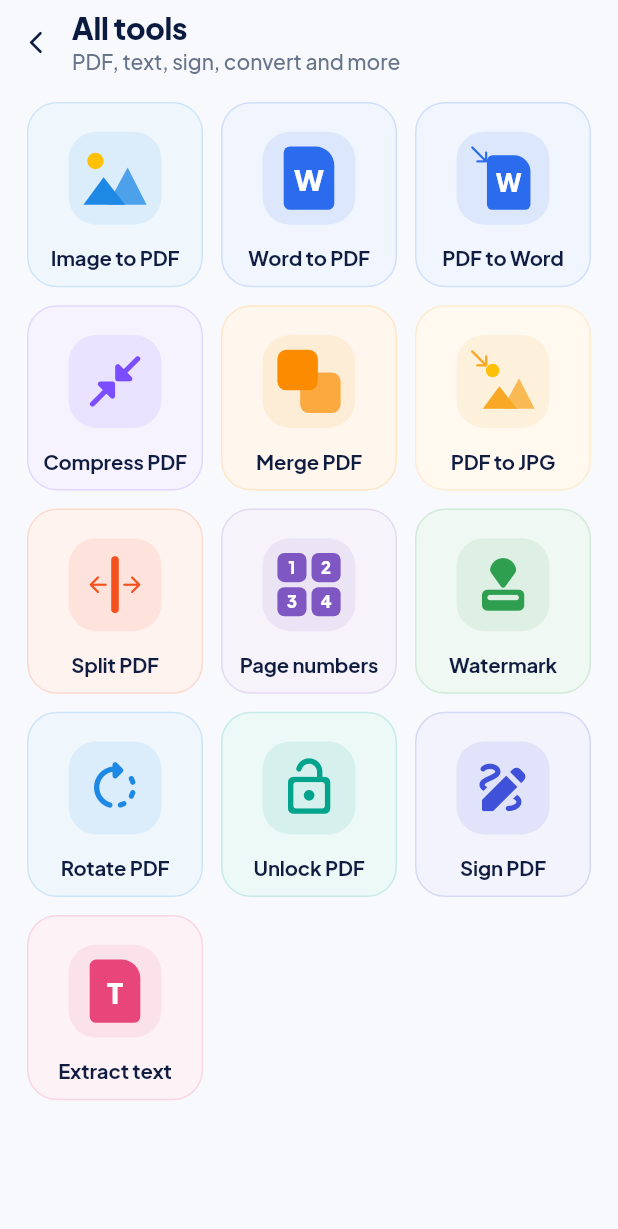
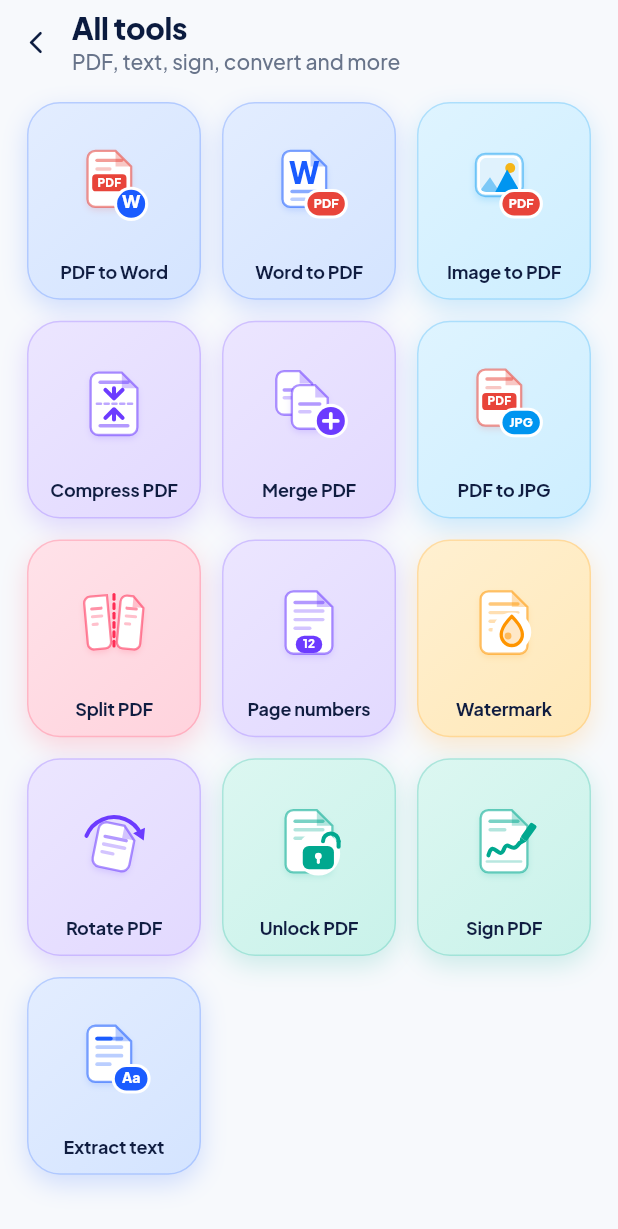
Before and after one commit to anubundu21-alt/scan, a Flutter app: the AllToolsScreen screen opened by its route, on a phone screen of 412 x 824 dp. Shown: the top 1229 px of the screen. Run offline on Flutter 3.47's test engine with Material 3 defaults, Android fonts, the phone set to English and light mode, and no system bars; our stand-ins replace camera, file_picker, flutter_riverpod, go_router, image_picker, in_app_purchase and 7 more; missing offline and left inert: cunning_document_scanner, gal; accounts and stored records are empty.

Commit message:
All tools: back to the original pictures, richer and brighter colours
Co-Authored-By: Claude Opus 5.5 <noreply@anthropic.com>

```diff
--- a/lib/features/home/presentation/all_tools_screen.dart
+++ b/lib/features/home/presentation/all_tools_screen.dart
@@ -6,7 +6,7 @@ import 'package:scan2/core/theme/brand.dart';
 import 'package:scan2/core/theme/tactile.dart';
 import 'package:scan2/core/widgets/pressable_scale.dart';
 import 'package:scan2/features/home/domain/import_service.dart';
-import 'package:scan2/features/home/presentation/tool_glyph.dart';
+import 'package:scan2/features/home/presentation/tool_art.dart';
 import 'package:scan2/features/ocr/domain/on_device_ocr.dart';
 import 'package:scan2/features/ocr/presentation/ocr_result_screen.dart';
 import 'package:scan2/features/pro/presentation/coming_soon_tool_screen.dart';
@@ -89,9 +89,9 @@ class _AllToolsScreenState extends ConsumerState<AllToolsScreen> {
                 sliver: SliverGrid(
                   gridDelegate: SliverGridDelegateWithFixedCrossAxisCount(
                     crossAxisCount: columns,
-                    mainAxisSpacing: 12,
-                    crossAxisSpacing: 12,
-                    childAspectRatio: 0.95,
+                    mainAxisSpacing: 14,
+                    crossAxisSpacing: 14,
+                    childAspectRatio: 0.88,
                   ),
                   delegate: SliverChildBuilderDelegate(
                     childCount: _allTools.length,
@@ -196,30 +196,98 @@ class _AllToolsScreenState extends ConsumerState<AllToolsScreen> {
 }
 
 class _ToolItem {
-  const _ToolItem({required this.id, required this.title, required this.ink});
+  const _ToolItem({
+    required this.id,
+    required this.title,
+    required this.wash,
+    required this.ink,
+  });
 
   final String id;
   final String title;
-
-  /// The tool's bright colour. The tile wash and the icon square are made
-  /// from it, so each tool needs only one colour.
+  final Color wash;
   final Color ink;
 }
 
 const _allTools = <_ToolItem>[
-  _ToolItem(id: 'img-pdf', title: 'Image to PDF', ink: Color(0xFF1E88E5)),
-  _ToolItem(id: 'word-pdf', title: 'Word to PDF', ink: Color(0xFF2B6CEE)),
-  _ToolItem(id: 'pdf-word', title: 'PDF to Word', ink: Color(0xFF2B6CEE)),
-  _ToolItem(id: 'compress', title: 'Compress PDF', ink: Color(0xFF7C4DFF)),
-  _ToolItem(id: 'merge', title: 'Merge PDF', ink: Color(0xFFFB8C00)),
-  _ToolItem(id: 'jpg', title: 'PDF to JPG', ink: Color(0xFFF9A825)),
-  _ToolItem(id: 'split', title: 'Split PDF', ink: Color(0xFFF4511E)),
-  _ToolItem(id: 'pages', title: 'Page numbers', ink: Color(0xFF7E57C2)),
-  _ToolItem(id: 'watermark', title: 'Watermark', ink: Color(0xFF2E9E4F)),
-  _ToolItem(id: 'rotate', title: 'Rotate PDF', ink: Color(0xFF1E88E5)),
-  _ToolItem(id: 'unlock', title: 'Unlock PDF', ink: Color(0xFF00A38C)),
-  _ToolItem(id: 'sign', title: 'Sign PDF', ink: Color(0xFF3F51D8)),
-  _ToolItem(id: 'extract', title: 'Extract text', ink: Color(0xFFE8457A)),
+  _ToolItem(
+    id: 'pdf-word',
+    title: 'PDF to Word',
+    wash: Color(0xFFD4E4FF),
+    ink: Color(0xFF1A5CFF),
+  ),
+  _ToolItem(
+    id: 'word-pdf',
+    title: 'Word to PDF',
+    wash: Color(0xFFD4E4FF),
+    ink: Color(0xFF1A5CFF),
+  ),
+  _ToolItem(
+    id: 'img-pdf',
+    title: 'Image to PDF',
+    wash: Color(0xFFCDEEFF),
+    ink: Color(0xFF0095F0),
+  ),
+  _ToolItem(
+    id: 'compress',
+    title: 'Compress PDF',
+    wash: Color(0xFFE2D9FF),
+    ink: Color(0xFF6C3BFF),
+  ),
+  _ToolItem(
+    id: 'merge',
+    title: 'Merge PDF',
+    wash: Color(0xFFE2D9FF),
+    ink: Color(0xFF6C3BFF),
+  ),
+  _ToolItem(
+    id: 'jpg',
+    title: 'PDF to JPG',
+    wash: Color(0xFFCDEEFF),
+    ink: Color(0xFF0095F0),
+  ),
+  _ToolItem(
+    id: 'split',
+    title: 'Split PDF',
+    wash: Color(0xFFFFD3DD),
+    ink: Color(0xFFFF2D55),
+  ),
+  _ToolItem(
+    id: 'pages',
+    title: 'Page numbers',
+    wash: Color(0xFFE2D9FF),
+    ink: Color(0xFF6C3BFF),
+  ),
+  _ToolItem(
+    id: 'watermark',
+    title: 'Watermark',
+    wash: Color(0xFFFFE8B8),
+    ink: Color(0xFFFF9500),
+  ),
+  _ToolItem(
+    id: 'rotate',
+    title: 'Rotate PDF',
+    wash: Color(0xFFE2D9FF),
+    ink: Color(0xFF6C3BFF),
+  ),
+  _ToolItem(
+    id: 'unlock',
+    title: 'Unlock PDF',
+    wash: Color(0xFFC9F2EA),
+    ink: Color(0xFF00A88F),
+  ),
+  _ToolItem(
+    id: 'sign',
+    title: 'Sign PDF',
+    wash: Color(0xFFC9F2EA),
+    ink: Color(0xFF00A88F),
+  ),
+  _ToolItem(
+    id: 'extract',
+    title: 'Extract text',
+    wash: Color(0xFFD4E4FF),
+    ink: Color(0xFF1A5CFF),
+  ),
 ];
 
 class _ToolCard extends StatelessWidget {
@@ -232,33 +300,55 @@ class _ToolCard extends StatelessWidget {
   Widget build(BuildContext context) {
     final theme = Theme.of(context);
     final isLight = theme.brightness == Brightness.light;
-    final ink = tool.ink;
+    final wash = tool.wash;
+    final tint = Color.lerp(wash, Colors.white, 0.35) ?? wash;
 
     return PressableScale(
       onPressed: onPressed,
       haptic: AppHaptic.impactLight,
       scale: Tactile.pressScaleCard,
-      borderRadius: BorderRadius.circular(20),
+      borderRadius: BorderRadius.circular(22),
       minSize: 0,
       child: Container(
         width: double.infinity,
-        padding: const EdgeInsets.fromLTRB(6, 12, 6, 10),
+        padding: const EdgeInsets.fromLTRB(6, 12, 6, 11),
         decoration: BoxDecoration(
-          color: isLight
-              ? Color.lerp(Colors.white, ink, 0.07)
-              : ink.withValues(alpha: 0.12),
-          borderRadius: BorderRadius.circular(20),
+          // A top-left highlight into the flat wash: the card reads as lit
+          // paper rather than a swatch, and the white sheets in the mark keep
+          // their edge against it.
+          gradient: LinearGradient(
+            begin: Alignment.topLeft,
+            end: Alignment.bottomRight,
+            colors: isLight
+                ? [tint, wash]
+                : [
+                    tool.ink.withValues(alpha: 0.22),
+                    tool.ink.withValues(alpha: 0.10),
+                  ],
+          ),
+          borderRadius: BorderRadius.circular(22),
           border: Border.all(
-            color: ink.withValues(alpha: isLight ? 0.16 : 0.30),
+            color: tool.ink.withValues(alpha: isLight ? 0.22 : 0.40),
           ),
+          boxShadow: isLight
+              ? [
+                  BoxShadow(
+                    color: tool.ink.withValues(alpha: 0.18),
+                    blurRadius: 14,
+                    offset: const Offset(0, 6),
+                  ),
+                ]
+              : null,
         ),
         child: Column(
           children: [
             Expanded(
               child: Center(
+                // Scale down rather than clip: three columns on a 320pt phone
+                // leave the art less room than the stage wants.
                 child: FittedBox(
                   fit: BoxFit.scaleDown,
-                  child: ToolGlyph(toolId: tool.id, color: ink),
+                  child: AllToolsMark(toolId: tool.id, ink: tool.ink),
                 ),
               ),
             ),
@@ -270,7 +360,7 @@ class _ToolCard extends StatelessWidget {
               overflow: TextOverflow.ellipsis,
               style: theme.textTheme.titleSmall?.copyWith(
                 fontWeight: FontWeight.w700,
-                fontSize: 13.5,
+                fontSize: 12,
                 height: 1.15,
                 letterSpacing: -0.1,
                 color: isLight
--- a/lib/features/home/presentation/tool_glyph.dart
+++ /dev/null
@@ -1,342 +0,0 @@
-import 'package:flutter/material.dart';
-
-/// Bright, flat icon for one All tools tile: a solid-colour mark on a soft
-/// rounded square of the same hue.
-class ToolGlyph extends StatelessWidget {
-  const ToolGlyph({
-    super.key,
-    required this.toolId,
-    required this.color,
-    this.size = 62,
-  });
-
-  final String toolId;
-  final Color color;
-  final double size;
-
-  @override
-  Widget build(BuildContext context) {
-    final isLight = Theme.of(context).brightness == Brightness.light;
-    return Container(
-      width: size,
-      height: size,
-      decoration: BoxDecoration(
-        color: isLight
-            ? Color.lerp(Colors.white, color, 0.16)
-            : color.withValues(alpha: 0.24),
-        borderRadius: BorderRadius.circular(size * 0.3),
-      ),
-      alignment: Alignment.center,
-      child: SizedBox.square(dimension: size * 0.68, child: _mark()),
-    );
-  }
-
-  Widget _mark() {
-    switch (toolId) {
-      case 'img-pdf':
-        return _ImageMark(color: color);
-      case 'word-pdf':
-        return _DocMark(letter: 'W', color: color);
-      case 'pdf-word':
-        return _WithArrow(
-          color: color,
-          child: _DocMark(letter: 'W', color: color),
-        );
-      case 'compress':
-        return _Icon(Icons.close_fullscreen_rounded, color);
-      case 'merge':
-        return _MergeMark(color: color);
-      case 'jpg':
-        return _WithArrow(
-          color: color,
-          child: _ImageMark(color: color),
-        );
-      case 'split':
-        return _SplitMark(color: color);
-      case 'pages':
-        return _PagesMark(color: color);
-      case 'watermark':
-        return _Icon(Icons.approval_rounded, color);
-      case 'rotate':
-        return _Icon(Icons.rotate_right_rounded, color);
-      case 'unlock':
-        return _Icon(Icons.lock_open_rounded, color);
-      case 'sign':
-        return _Icon(Icons.draw_rounded, color);
-      case 'extract':
-        return _DocMark(letter: 'T', color: color);
-      default:
-        return _Icon(Icons.picture_as_pdf_rounded, color);
-    }
-  }
-}
-
-class _Icon extends StatelessWidget {
-  const _Icon(this.icon, this.color);
-
-  final IconData icon;
-  final Color color;
-
-  @override
-  Widget build(BuildContext context) => LayoutBuilder(
-    builder: (context, c) => Icon(icon, color: color, size: c.maxWidth),
-  );
-}
-
-/// A solid document with a folded corner and one bold letter.
-class _DocMark extends StatelessWidget {
-  const _DocMark({required this.letter, required this.color});
-
-  final String letter;
-  final Color color;
-
-  @override
-  Widget build(BuildContext context) => LayoutBuilder(
-    builder: (context, c) {
-      final h = c.maxHeight;
-      final w = h * 0.8;
-      return Center(
-        child: SizedBox(
-          width: w,
-          height: h,
-          child: Stack(
-            children: [
-              Positioned.fill(
-                child: DecoratedBox(
-                  decoration: BoxDecoration(
-                    color: color,
-                    borderRadius: BorderRadius.only(
-                      topLeft: Radius.circular(h * 0.1),
-                      topRight: Radius.circular(h * 0.3),
-                      bottomLeft: Radius.circular(h * 0.1),
-                      bottomRight: Radius.circular(h * 0.1),
-                    ),
-                  ),
-                ),
-              ),
-              Center(
-                child: Text(
-                  letter,
-                  style: TextStyle(
-                    color: Colors.white,
-                    fontWeight: FontWeight.w800,
-                    fontSize: h * 0.46,
-                    height: 1,
-                  ),
-                ),
-              ),
-            ],
-          ),
-        ),
-      );
-    },
-  );
-}
-
-/// A picture: sun and hills, in the tool colour with an amber sun.
-class _ImageMark extends StatelessWidget {
-  const _ImageMark({required this.color});
-
-  final Color color;
-
-  @override
-  Widget build(BuildContext context) => LayoutBuilder(
-    builder: (context, c) {
-      final s = c.maxWidth;
-      return Stack(
-        children: [
-          Positioned(
-            left: s * 0.06,
-            top: s * 0.1,
-            child: Container(
-              width: s * 0.26,
-              height: s * 0.26,
-              decoration: const BoxDecoration(
-                color: Color(0xFFFFC107),
-                shape: BoxShape.circle,
-              ),
-            ),
-          ),
-          Positioned(
-            left: 0,
-            right: 0,
-            bottom: s * 0.08,
-            height: s * 0.62,
-            child: CustomPaint(painter: _HillsPainter(color)),
-          ),
-        ],
-      );
-    },
-  );
-}
-
-class _HillsPainter extends CustomPainter {
-  const _HillsPainter(this.color);
-
-  final Color color;
-
-  @override
-  void paint(Canvas canvas, Size size) {
-    final w = size.width;
-    final h = size.height;
-    final back = Path()
-      ..moveTo(w * 0.38, h)
-      ..lineTo(w * 0.7, h * 0.05)
-      ..lineTo(w, h)
-      ..close();
-    final front = Path()
-      ..moveTo(0, h)
-      ..lineTo(w * 0.32, h * 0.3)
-      ..lineTo(w * 0.66, h)
-      ..close();
-    canvas.drawPath(back, Paint()..color = color.withValues(alpha: 0.75));
-    canvas.drawPath(front, Paint()..color = color);
-  }
-
-  @override
-  bool shouldRepaint(_HillsPainter old) => old.color != color;
-}
-
-/// Adds a small "convert" arrow in the top-left corner of [child].
-class _WithArrow extends StatelessWidget {
-  const _WithArrow({required this.color, required this.child});
-
-  final Color color;
-  final Widget child;
-
-  @override
-  Widget build(BuildContext context) => LayoutBuilder(
-    builder: (context, c) {
-      final s = c.maxWidth;
-      return Stack(
-        clipBehavior: Clip.none,
-        children: [
-          Positioned(
-            left: s * 0.18,
-            top: s * 0.14,
-            right: 0,
-            bottom: 0,
-            child: child,
-          ),
-          Positioned(
-            left: -s * 0.08,
-            top: -s * 0.08,
-            child: Icon(Icons.south_east_rounded, size: s * 0.42, color: color),
-          ),
-        ],
-      );
-    },
-  );
-}
-
-/// Two overlapping rounded squares.
-class _MergeMark extends StatelessWidget {
-  const _MergeMark({required this.color});
-
-  final Color color;
-
-  @override
-  Widget build(BuildContext context) => LayoutBuilder(
-    builder: (context, c) {
-      final s = c.maxWidth;
-      final box = s * 0.64;
-      BoxDecoration deco(Color c) => BoxDecoration(
-        color: c,
-        borderRadius: BorderRadius.circular(box * 0.22),
-      );
-      return Stack(
-        children: [
-          Positioned(
-            right: 0,
-            bottom: 0,
-            child: Container(
-              width: box,
-              height: box,
-              decoration: deco(Color.lerp(color, Colors.white, 0.25)!),
-            ),
-          ),
-          Positioned(
-            left: 0,
-            top: 0,
-            child: Container(width: box, height: box, decoration: deco(color)),
-          ),
-        ],
-      );
-    },
-  );
-}
-
-/// A bar with arrows pulling away from it on both sides.
-class _SplitMark extends StatelessWidget {
-  const _SplitMark({required this.color});
-
-  final Color color;
-
-  @override
-  Widget build(BuildContext context) => LayoutBuilder(
-    builder: (context, c) {
-      final s = c.maxWidth;
-      return Row(
-        mainAxisAlignment: MainAxisAlignment.center,
-        children: [
-          Icon(Icons.arrow_back_rounded, color: color, size: s * 0.42),
-          Container(
-            width: s * 0.12,
-            height: s * 0.9,
-            decoration: BoxDecoration(
-              color: color,
-              borderRadius: BorderRadius.circular(s),
-            ),
-          ),
-          Icon(Icons.arrow_forward_rounded, color: color, size: s * 0.42),
-        ],
-      );
-    },
-  );
-}
-
-/// A 2x2 grid of numbered tiles.
-class _PagesMark extends StatelessWidget {
-  const _PagesMark({required this.color});
-
-  final Color color;
-
-  @override
-  Widget build(BuildContext context) => LayoutBuilder(
-    builder: (context, c) {
-      final s = c.maxWidth;
-      final cell = s * 0.46;
-      Widget tile(String n) => Container(
-        width: cell,
-        height: cell,
-        alignment: Alignment.center,
-        decoration: BoxDecoration(
-          color: color,
-          borderRadius: BorderRadius.circular(cell * 0.24),
-        ),
-        child: Text(
-          n,
-          style: TextStyle(
-            color: Colors.white,
-            fontWeight: FontWeight.w800,
-            fontSize: cell * 0.58,
-            height: 1,
-          ),
-        ),
-      );
-      return Column(
-        mainAxisAlignment: MainAxisAlignment.spaceBetween,
-        children: [
-          Row(
-            mainAxisAlignment: MainAxisAlignment.spaceBetween,
-            children: [tile('1'), tile('2')],
-          ),
-          Row(
-            mainAxisAlignment: MainAxisAlignment.spaceBetween,
-            children: [tile('3'), tile('4')],
-          ),
-        ],
-      );
-    },
-  );
-}
```
Also changed, not shown: 1 other file.
